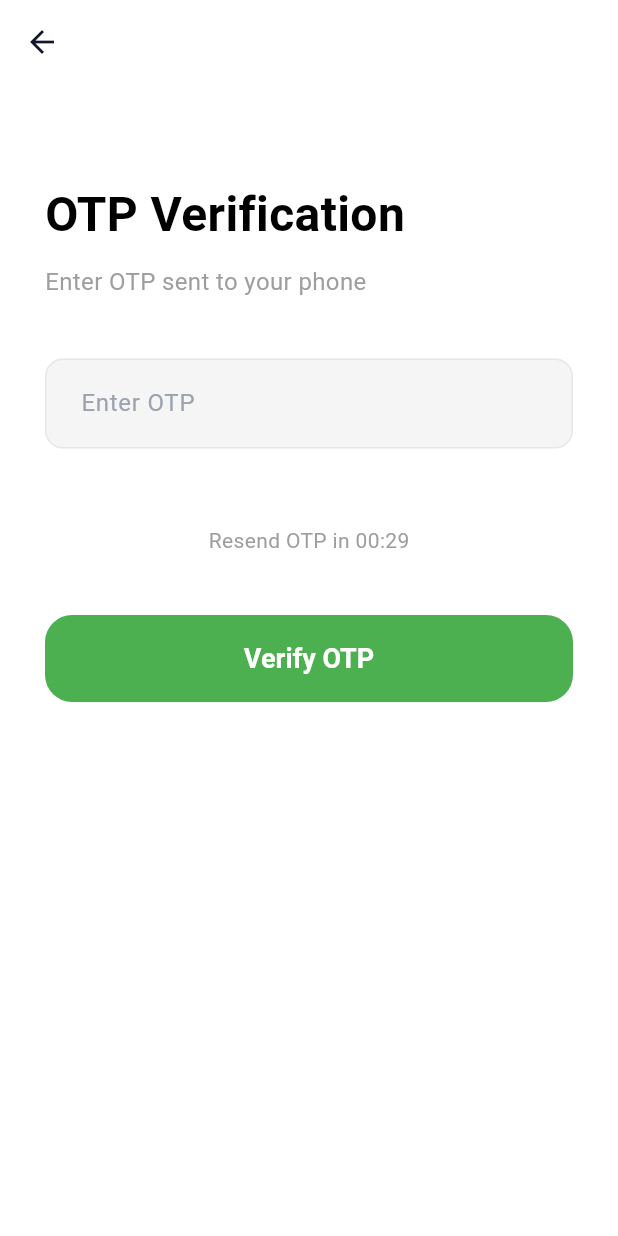
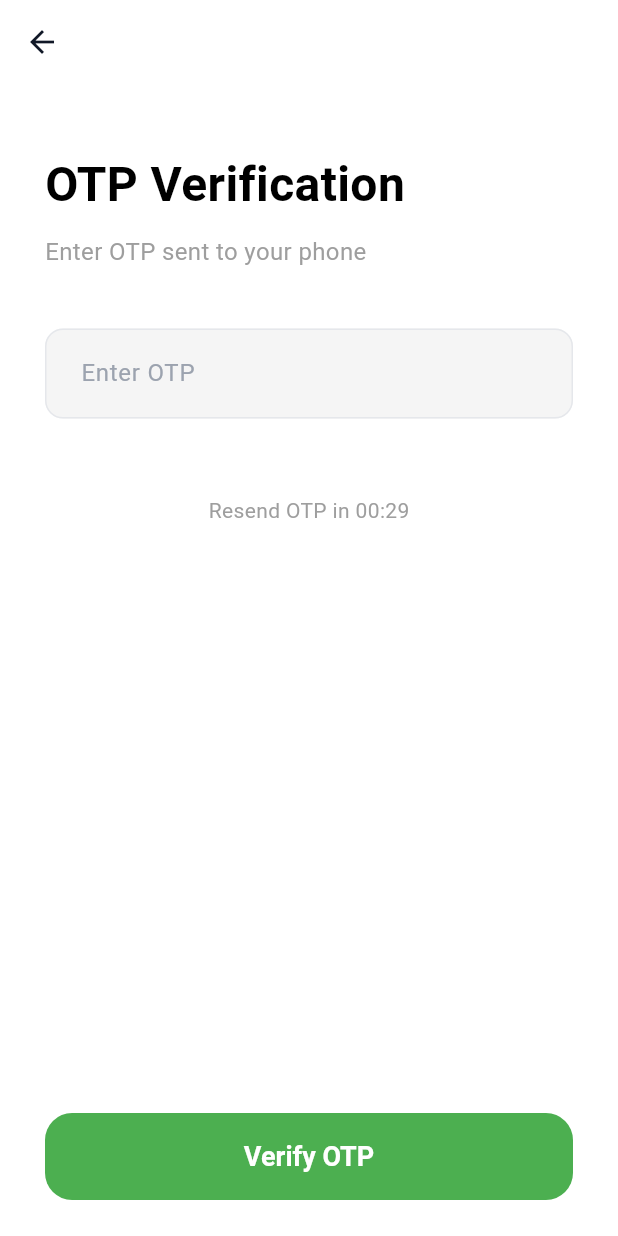
Before and after one commit to Raunakkumar98017/Evegah-Rider-App, a Flutter app: the OtpScreen screen opened directly with empty values, on a phone screen of 412 x 824 dp. Run offline on Flutter 3.47's test engine with Material 3 defaults, Android fonts, the phone set to English and light mode, and no system bars; our stand-ins replace file_picker, flutter_blue_plus, geolocator, google_maps_flutter, image_picker, shared_preferences; missing offline and left inert: google_maps_cluster_manager, mobile_scanner; accounts and stored records are empty.

Commit message:
feat: add camera and Bluetooth permissions; refactor OTP and QR screens for better keyboard handling

```diff
--- a/fisrtapp.txt
+++ /dev/null
@@ -1 +0,0 @@
-hello
--- a/lib/features/auth/presentation/screens/otp_screen.dart
+++ b/lib/features/auth/presentation/screens/otp_screen.dart
@@ -92,68 +92,56 @@ class _OtpScreenState extends State<OtpScreen> {
   Widget build(BuildContext context) {
     return Scaffold(
       backgroundColor: Colors.white,
-
       appBar: AppBar(backgroundColor: Colors.white, elevation: 0),
+      // 🚨 1. This tells the Scaffold to resize when the keyboard opens
+      resizeToAvoidBottomInset: true,
 
       body: Center(
         child: SizedBox(
           width: 400,
-
-          child: Padding(
+          child: Column(
+            children: [
+              // 🚨 2. EXPANDED + SCROLLVIEW: This area will shrink and scroll when the keyboard pops up!
+              Expanded(
+                child: SingleChildScrollView(
                   padding: const EdgeInsets.all(24),
-
                   child: Column(
                     crossAxisAlignment: CrossAxisAlignment.start,
-
                     children: [
-                const SizedBox(height: 40),
-
+                      const SizedBox(height: 20),
                       const Text(
                         "OTP Verification",
-
                         style: TextStyle(fontSize: 32, fontWeight: FontWeight.bold),
                       ),
-
                       const SizedBox(height: 10),
-
                       const Text(
                         "Enter OTP sent to your phone",
-
                         style: TextStyle(color: Colors.grey, fontSize: 16),
                       ),
-
                       const SizedBox(height: 40),
 
                       // OTP FIELD
                       TextField(
                         controller: otpController,
-
                         keyboardType: TextInputType.number,
-
                         decoration: InputDecoration(
                           hintText: "Enter OTP",
-
                           filled: true,
-
                           fillColor: Colors.grey.shade100,
-
                           border: OutlineInputBorder(
                             borderRadius: BorderRadius.circular(16),
-
                             borderSide: BorderSide.none,
                           ),
-
                           contentPadding: const EdgeInsets.symmetric(
                             horizontal: 20,
                             vertical: 18,
                           ),
                         ),
                       ),
-
                       const SizedBox(height: 10),
 
+                      // ERROR MESSAGE
                       Text(errorMessage, style: const TextStyle(color: Colors.red)),
-
                       const SizedBox(height: 20),
 
                       // RESEND TIMER
@@ -164,51 +152,44 @@ class _OtpScreenState extends State<OtpScreen> {
                                   setState(() {
                                     seconds = 30;
                                   });
-
                                   await widget.authService.sendOtp("");
-
                                   startTimer();
                                 },
-
                                 child: const Text("Resend OTP"),
                               )
                             : Text(
                                 "Resend OTP in 00:$seconds",
-
                                 style: const TextStyle(color: Colors.grey),
                               ),
                       ),
+                    ],
+                  ),
+                ),
+              ),
 
-                const SizedBox(height: 40),
-
-                // VERIFY BUTTON
-                SizedBox(
+              // 🚨 3. PINNED BUTTON: This stays outside the scroll view so the keyboard smoothly pushes it up!
+              Padding(
+                padding: const EdgeInsets.all(24),
+                child: SizedBox(
                   width: double.infinity,
-
                   height: 58,
-
                   child: ElevatedButton(
                     onPressed: isLoading ? null : verifyOtp,
-
                     style: ElevatedButton.styleFrom(
                       backgroundColor: Colors.green,
-
                       shape: RoundedRectangleBorder(
                         borderRadius: BorderRadius.circular(18),
                       ),
                     ),
-
                     child: isLoading
                         ? const CircularProgressIndicator(color: Colors.white)
                         : const Text(
                             "Verify OTP",
-
                             style: TextStyle(
                               fontSize: 18,
-
                               color: Colors.white,
-
                               fontWeight: FontWeight.bold,
+                            ),
                           ),
                   ),
                 ),
@@ -217,7 +198,6 @@ class _OtpScreenState extends State<OtpScreen> {
           ),
         ),
       ),
-      ),
     );
   }
 }
--- a/pubspec.yaml
+++ b/pubspec.yaml
@@ -19,7 +19,7 @@ dependencies:
   image_picker: ^1.1.2
   mobile_scanner: ^5.1.1
   flutter_blue_plus: ^1.32.8
-  geolocator: ^11.0.0
+
 
   url_launcher: ^6.3.0
 
```
Also changed, not shown: lib/features/unlock/presentation/screens/scan_qr_screen.dart (+17 -40 lines), 4 other files. Lines whose indentation alone changed are shown as unchanged.
